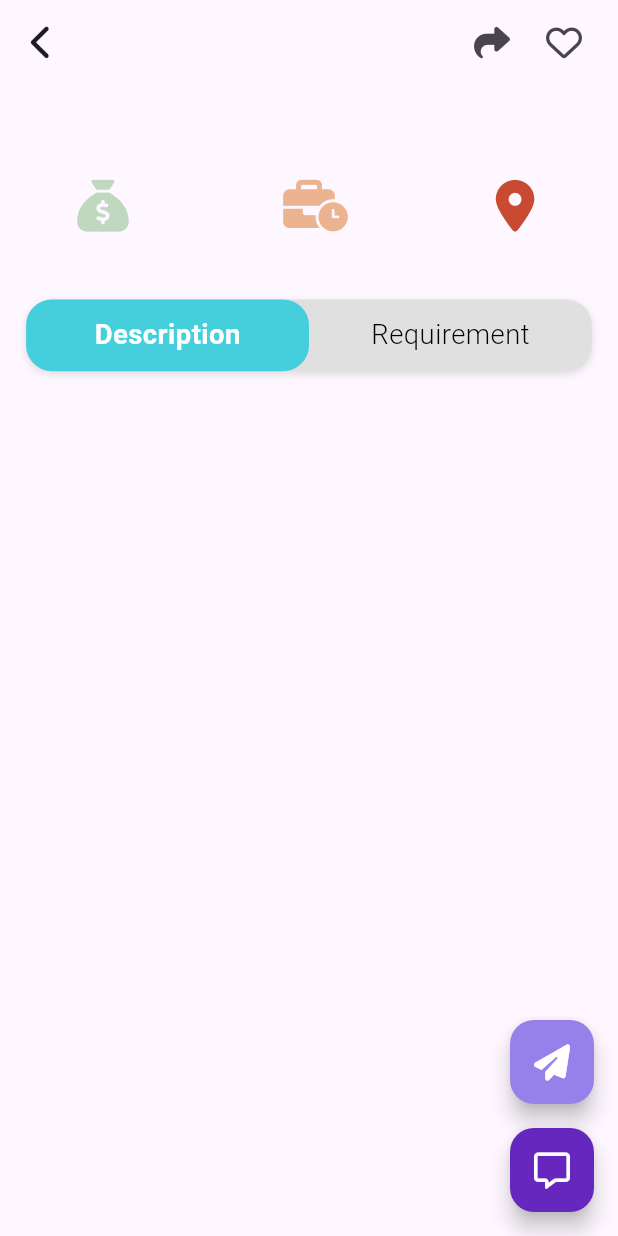
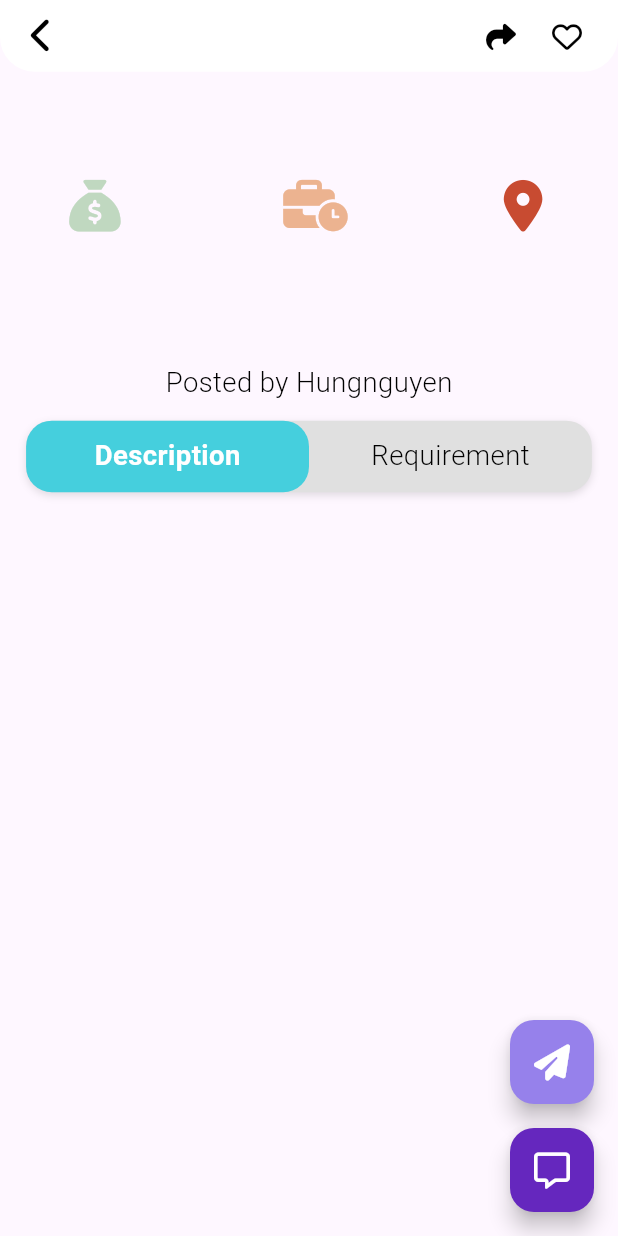
Before and after one commit to Hung6129/ihun_jobfindie, a Flutter app: the JobDetailPage screen opened by its route, on a phone screen of 412 x 824 dp. Run offline on Flutter 3.47's test engine with Material 3 defaults, Android fonts, the phone set to English and light mode, and no system bars; drawn by our look-alikes of flutter_toggle_tab; our stand-ins replace auto_size_text, cached_network_image, dio, dots_indicator, equatable, firebase_core and 11 more; accounts and stored records are empty; network calls fail; statements that could not run were skipped.

Commit message:
Minor update ✍🏻

```diff
--- a/lib/features/jobs/presentation/views/job_detail_page.dart
+++ b/lib/features/jobs/presentation/views/job_detail_page.dart
@@ -10,6 +10,7 @@ import 'package:ihun_jobfindie/features/jobs/presentation/controller/jobs_contro
 import 'package:ihun_jobfindie/shared/styles/text_styles.dart';
 import 'package:ihun_jobfindie/shared/styles/palettes.dart';
 import 'package:ihun_jobfindie/shared/widgets/app_cached_image_widget.dart';
+import 'package:ihun_jobfindie/shared/widgets/app_sliverappbar.dart';
 
 class JobDetailPage extends StatelessWidget {
   const JobDetailPage({super.key});
@@ -19,17 +20,16 @@ class JobDetailPage extends StatelessWidget {
     return GetBuilder<JobController>(
       init: JobController(Get.find()),
       builder: (controller) => Scaffold(
-        body: Obx(
-          () => CustomScrollView(
-            slivers: [
-              SliverAppBar(
-                automaticallyImplyLeading: false,
-                leading: GestureDetector(
-                  onTap: () {
-                    Get.back();
-                  },
+        body: Obx(() => AppSilverBarWidget(
+              expandedHeight: 40.h,
+              collapsedHeight: 40.h,
+              toolbarHeight: 40.h,
+              bgColor: Palettes.textWhite,
+              leadingWidget: GestureDetector(
+                onTap: () => Get.back(),
                 child: Icon(
                   FontAwesomeIcons.chevronLeft,
+                  color: Colors.black,
                 ),
               ),
               actions: [
@@ -37,6 +37,7 @@ class JobDetailPage extends StatelessWidget {
                   onTap: () {},
                   child: Icon(
                     FontAwesomeIcons.share,
+                    color: Colors.black,
                   ),
                 ),
                 horizontalMargin24,
@@ -44,15 +45,12 @@ class JobDetailPage extends StatelessWidget {
                   onTap: () {},
                   child: Icon(
                     FontAwesomeIcons.heart,
+                    color: Colors.black,
                   ),
                 ),
                 horizontalMargin24,
               ],
-                pinned: true,
-              ),
-              SliverList(
-                delegate: SliverChildListDelegate(
-                  [
+              children: [
                 Column(
                   children: [
                     /// company image
@@ -66,9 +64,8 @@ class JobDetailPage extends StatelessWidget {
                       controller.jobModel.value?.title ?? '',
                       style: TextStyles.defaultStyle.appTitle,
                     ),
-                        Padding(
-                          padding: const EdgeInsets.all(8.0),
-                          child: Row(
+                    verticalMargin16,
+                    Row(
                       mainAxisAlignment: MainAxisAlignment.spaceEvenly,
                       crossAxisAlignment: CrossAxisAlignment.center,
                       children: [
@@ -133,7 +130,17 @@ class JobDetailPage extends StatelessWidget {
                         ),
                       ],
                     ),
+                    verticalMargin12,
+                    Text(
+                      controller.jobModel.value?.company ?? '',
+                      style: TextStyles.defaultStyle.mediumText,
                     ),
+                    verticalMargin12,
+                    Text(
+                      'Posted by Hungnguyen',
+                      style: TextStyles.defaultStyle.mediumText,
+                    ),
+                    verticalMargin12,
 
                     /// tabs description and requirement
                     FlutterToggleTab(
@@ -192,11 +199,7 @@ class JobDetailPage extends StatelessWidget {
                   ],
                 )
               ],
-                ),
-              ),
-            ],
-          ),
-        ),
+            )),
         floatingActionButton: Column(
           mainAxisAlignment: MainAxisAlignment.end,
           children: [
--- a/lib/shared/widgets/app_sliverappbar.dart
+++ b/lib/shared/widgets/app_sliverappbar.dart
@@ -1,4 +1,5 @@
 import 'package:flutter/material.dart';
+import 'package:flutter_screenutil/flutter_screenutil.dart';
 import 'package:get/get.dart';
 
 class AppSilverBarWidget extends StatelessWidget {
@@ -8,11 +9,15 @@ class AppSilverBarWidget extends StatelessWidget {
     required this.expandedHeight,
     this.collapsedHeight,
     this.titleWidget,
-    required this.onlyShowTitleWhenCollapsed,
     this.backgroundWidget,
     this.leadingWidget,
     this.actions,
     this.iconThemeData,
+    required this.toolbarHeight,
+    this.bgColor,
+    this.pinned,
+    this.snap,
+    this.floating,
   }) : super(key: key);
 
   final List<Widget> children;
@@ -20,7 +25,6 @@ class AppSilverBarWidget extends StatelessWidget {
   final double? collapsedHeight;
   final double toolbarHeight;
   final Widget? titleWidget;
-  final bool onlyShowTitleWhenCollapsed;
   final Widget? backgroundWidget;
 
   final Widget? leadingWidget;
@@ -29,6 +33,10 @@ class AppSilverBarWidget extends StatelessWidget {
 
   final Color? bgColor;
 
+  final bool? pinned;
+  final bool? snap;
+  final bool? floating;
+
   @override
   Widget build(BuildContext context) {
     return CustomScrollView(
@@ -36,9 +44,15 @@ class AppSilverBarWidget extends StatelessWidget {
       slivers: <Widget>[
         SliverAppBar(
           backgroundColor: bgColor ?? context.theme.primaryColor,
-          pinned: true,
-          snap: true,
-          floating: true,
+          pinned: pinned ?? true,
+          snap: snap ?? false,
+          floating: floating ?? false,
+          shape: RoundedRectangleBorder(
+            borderRadius: BorderRadius.only(
+              bottomLeft: Radius.circular(20.r),
+              bottomRight: Radius.circular(20.r),
+            ),
+          ),
           collapsedHeight: collapsedHeight,
           expandedHeight: expandedHeight,
           toolbarHeight: toolbarHeight,
```
Also changed, not shown: lib/features/main/home/home_page.dart (+7 -11 lines), 1 other file. Lines whose indentation alone changed are shown as unchanged.
